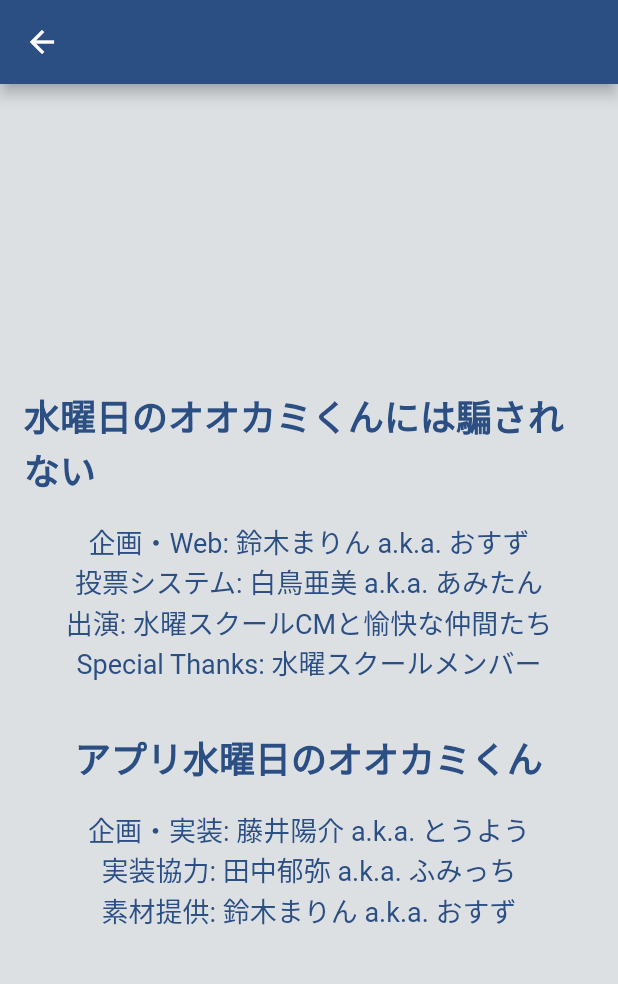
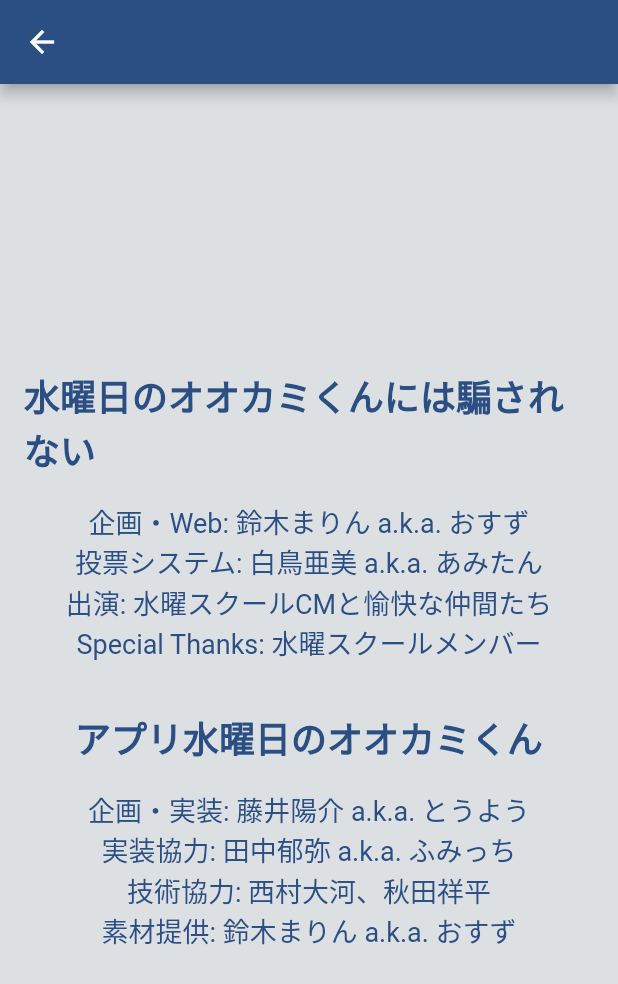
Before and after one commit to touyou/wednesday_wolf_app, a Flutter app: the AppInfoPage screen opened directly, on a phone screen of 412 x 824 dp. Shown: the top 984 px of the screen. Run offline on Flutter 3.47's test engine with Material 2 defaults, Android fonts, the light colour scheme and no system bars; our stand-ins replace cloud_firestore, firebase_auth, firebase_storage, image_picker, progress_dialog, video_player; accounts and stored records are empty; Roboto replaces fonts that are missing (NotoSerifJP).

Commit message:
add credit

```diff
--- a/lib/pages/appinfo_page.dart
+++ b/lib/pages/appinfo_page.dart
@@ -38,6 +38,7 @@
             SizedBox(height: 16),
             Text('企画・実装: 藤井陽介 a.k.a. とうよう', style: WolfTextStyle.minchoBlack),
             Text('実装協力: 田中郁弥 a.k.a. ふみっち', style: WolfTextStyle.minchoBlack),
+            Text('技術協力: 西村大河、秋田祥平', style: WolfTextStyle.minchoBlack),
             Text('素材提供: 鈴木まりん a.k.a. おすず', style: WolfTextStyle.minchoBlack),
           ],
         ),
```
